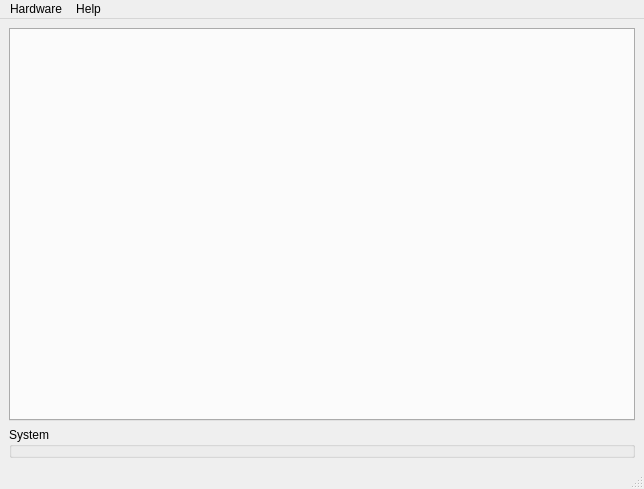
First picture: the form in res/MainWindow.ui, repository Ultrawipf/OpenFFBoard-configurator, before the edit.
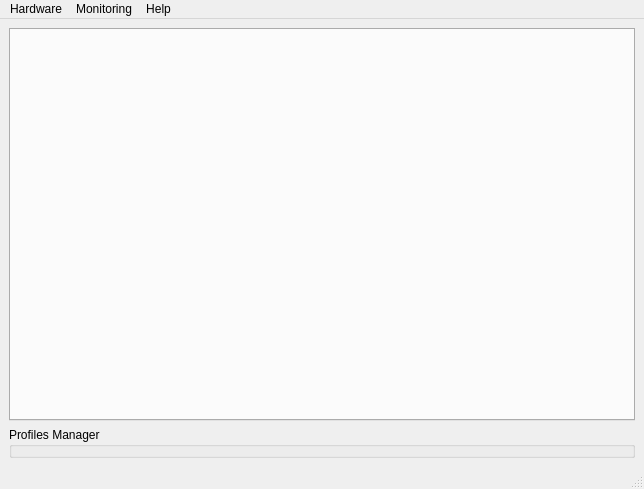
Second picture: the form after the edit.

What changed in the file:
```diff
--- a/res/MainWindow.ui
+++ b/res/MainWindow.ui
@@ -49,7 +49,7 @@
        </sizepolicy>
       </property>
       <property name="title">
-       <string>System</string>
+       <string>Profiles Manager</string>
       </property>
      </widget>
     </item>
@@ -91,7 +91,15 @@
     <addaction name="separator"/>
     <addaction name="actionReboot"/>
    </widget>
+   <widget class="QMenu" name="menuMonitoring">
+    <property name="title">
+     <string>Monitoring</string>
+    </property>
+    <addaction name="actionEffectsMonitor"/>
+    <addaction name="actionEffects_forces"/>
+   </widget>
    <addaction name="menuSettings"/>
+   <addaction name="menuMonitoring"/>
    <addaction name="menuHelp"/>
   </widget>
   <widget class="QStatusBar" name="statusbar"/>
```
Left out of the diff: 39 changed lines with no effect on the pictures.
